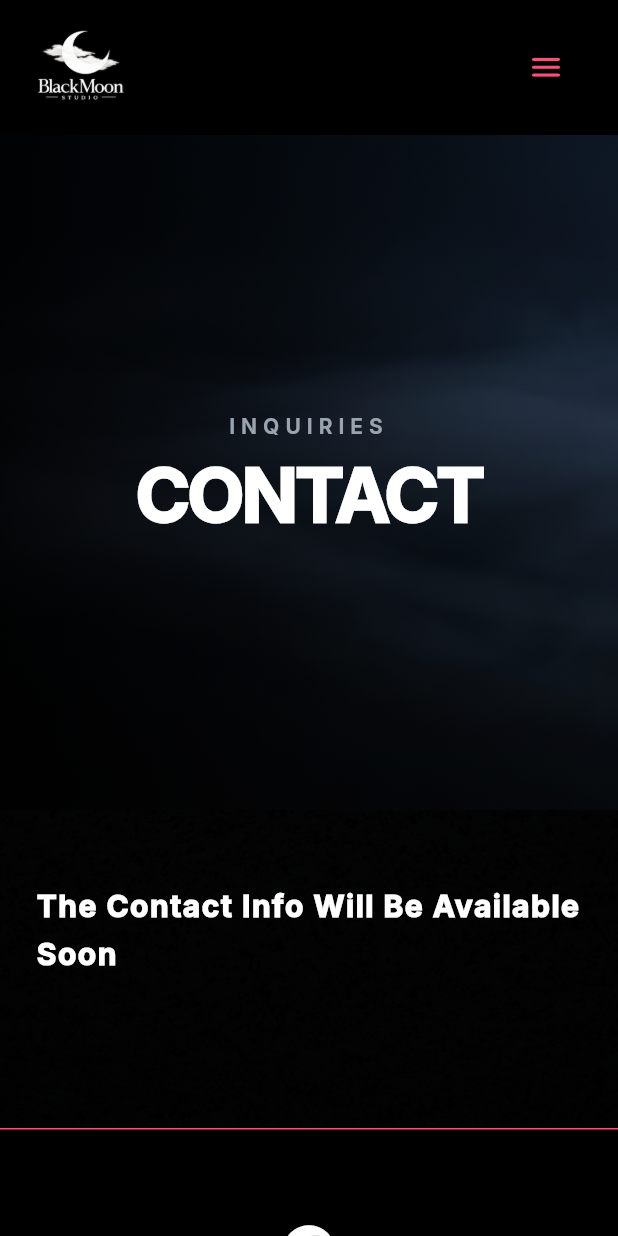
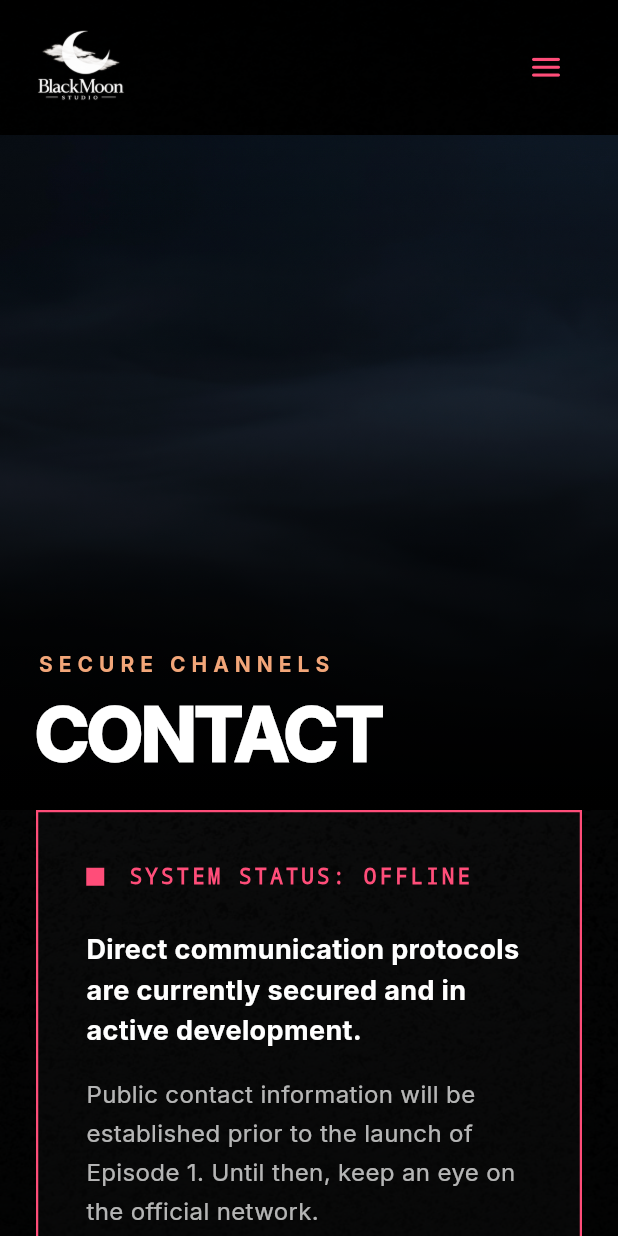
Before and after one commit to kirasimon565/blackmoon_web, a Flutter app: the ContactPage screen opened by its route, on a phone screen of 412 x 824 dp. Run offline on Flutter 3.47's test engine with Material 3 defaults, Android fonts, the phone set to English and light mode, and no system bars; our stand-ins replace go_router.

Commit message:
Update contact_page.dart

```diff
--- a/lib/features/contact/contact_page.dart
+++ b/lib/features/contact/contact_page.dart
@@ -13,7 +13,6 @@ class ContactPage extends StatelessWidget {
       backgroundColor: AppColors.background,
       body: Stack(
         children: [
-          // L0: Global Background
           Positioned.fill(
             child: Container(
               color: AppColors.background,
@@ -23,83 +22,79 @@ class ContactPage extends StatelessWidget {
             child: Image.asset(
               'assets/images/backgrounds/noise_texture.png',
               fit: BoxFit.cover,
-              opacity: const AlwaysStoppedAnimation(0.05),
+              opacity: const AlwaysStoppedAnimation(0.08),
               errorBuilder: (context, error, stackTrace) => const SizedBox(),
             ),
           ),
-
-          // L1: CustomScrollView
           CustomScrollView(
             physics: const BouncingScrollPhysics(),
             slivers: [
-              // SliverAppBar
               const SharedSliverAppBar(),
 
-              // Hero Section
+              // HERO SECTION
               SliverToBoxAdapter(
                 child: SizedBox(
                   height: 450,
                   width: double.infinity,
                   child: Stack(
                     children: [
-                      // L0: Hero Background Image (using fog_main for consistency)
                       Positioned.fill(
                         child: Image.asset(
                           'assets/images/backgrounds/fog_main.png',
                           fit: BoxFit.cover,
+                          alignment: Alignment.topCenter,
                         ),
                       ),
-                      // L1: Dark Overlay Gradient
+                      // Cinematic Bottom-Up Fade
                       Positioned.fill(
                         child: Container(
                           decoration: BoxDecoration(
                             gradient: LinearGradient(
-                              begin: Alignment.centerLeft,
-                              end: Alignment.centerRight,
+                              begin: Alignment.topCenter,
+                              end: Alignment.bottomCenter,
                               colors: [
-                                Colors.black.withAlpha(220),
                                 Colors.transparent,
+                                Colors.black.withAlpha(150),
+                                AppColors.background,
                               ],
+                              stops: const [0.0, 0.6, 1.0],
                             ),
                           ),
                         ),
                       ),
-                      // L2: Content (Centered column)
-                      Center(
+                      Padding(
+                        padding: const EdgeInsets.symmetric(horizontal: 24),
+                        child: Align(
+                          alignment: Alignment.bottomLeft,
                           child: Column(
-                          mainAxisAlignment: MainAxisAlignment.center,
-                          crossAxisAlignment: CrossAxisAlignment.center,
+                            mainAxisAlignment: MainAxisAlignment.end,
+                            crossAxisAlignment: CrossAxisAlignment.start,
                             children: [
                               Text(
-                              "INQUIRIES",
-                              textAlign: TextAlign.center,
+                                "SECURE CHANNELS",
                                 style: AppTextStyles.bodySecondary.copyWith(
                                   letterSpacing: 4,
                                   fontWeight: FontWeight.bold,
-                                color: AppColors.textSecondary,
+                                  color: AppColors.accentSecondary, // Orange
                                 ),
                               ),
                               const SizedBox(height: 8),
                               Text(
                                 'CONTACT',
-                              textAlign: TextAlign.center,
                                 style: AppTextStyles.h1.copyWith(
-                                fontSize: MediaQuery.of(context).size.width *
-                                            0.12 >
-                                        72.0
+                                  fontSize: MediaQuery.of(context).size.width * 0.12 > 72.0
                                       ? 72.0
-                                    : (MediaQuery.of(context).size.width *
-                                                0.12 <
-                                            32.0
-                                        ? 32.0
-                                        : MediaQuery.of(context).size.width *
-                                            0.12),
+                                      : (MediaQuery.of(context).size.width * 0.12 < 42.0
+                                          ? 42.0
+                                          : MediaQuery.of(context).size.width * 0.12),
                                   fontWeight: FontWeight.w900,
                                   letterSpacing: -2,
                                   height: 1.1,
                                 ),
                               ),
+                              const SizedBox(height: 24),
                             ],
+                          ),
                         ),
                       ),
                     ],
@@ -107,25 +102,60 @@ class ContactPage extends StatelessWidget {
                 ),
               ),
 
-              const SliverToBoxAdapter(child: SizedBox(height: 48)),
-
-              // Content Section (Raw, large email left-aligned)
+              // CONTENT SECTION (Terminal Style Box)
               SliverPadding(
                 padding: const EdgeInsets.symmetric(horizontal: 24),
                 sliver: SliverToBoxAdapter(
+                  child: Container(
+                    decoration: BoxDecoration(
+                      color: Colors.white.withAlpha(5),
+                      border: Border.all(color: AppColors.accent, width: 1.5), // Crimson frame
+                    ),
+                    padding: const EdgeInsets.all(32),
                     child: Column(
                       crossAxisAlignment: CrossAxisAlignment.start,
                       children: [
+                        Row(
+                          children: [
+                            Container(
+                              width: 12,
+                              height: 12,
+                              color: AppColors.accent, // Blinking light vibe
+                            ),
+                            const SizedBox(width: 16),
                             Text(
-                        'The Contact Info Will Be Available Soon',
+                              "SYSTEM STATUS: OFFLINE",
                               style: AppTextStyles.body.copyWith(
-                          fontSize: 20,
+                                color: AppColors.accent,
                                 fontWeight: FontWeight.w900,
-                          letterSpacing: 1,
-                          color: Colors.white,
+                                letterSpacing: 2.0,
+                                fontSize: 14,
+                                fontFamily: 'monospace',
                               ),
                             ),
                           ],
+                        ),
+                        const SizedBox(height: 24),
+                        Text(
+                          "Direct communication protocols are currently secured and in active development.",
+                          style: AppTextStyles.body.copyWith(
+                            color: Colors.white,
+                            fontSize: 18,
+                            fontWeight: FontWeight.w800,
+                            height: 1.5,
+                          ),
+                        ),
+                        const SizedBox(height: 16),
+                        Text(
+                          "Public contact information will be established prior to the launch of Episode 1. Until then, keep an eye on the official network.",
+                          style: AppTextStyles.body.copyWith(
+                            color: Colors.white70,
+                            fontSize: 16,
+                            height: 1.6,
+                          ),
+                        ),
+                      ],
+                    ),
                   ),
                 ),
               ),
```
Lines whose indentation alone changed are shown as unchanged.
